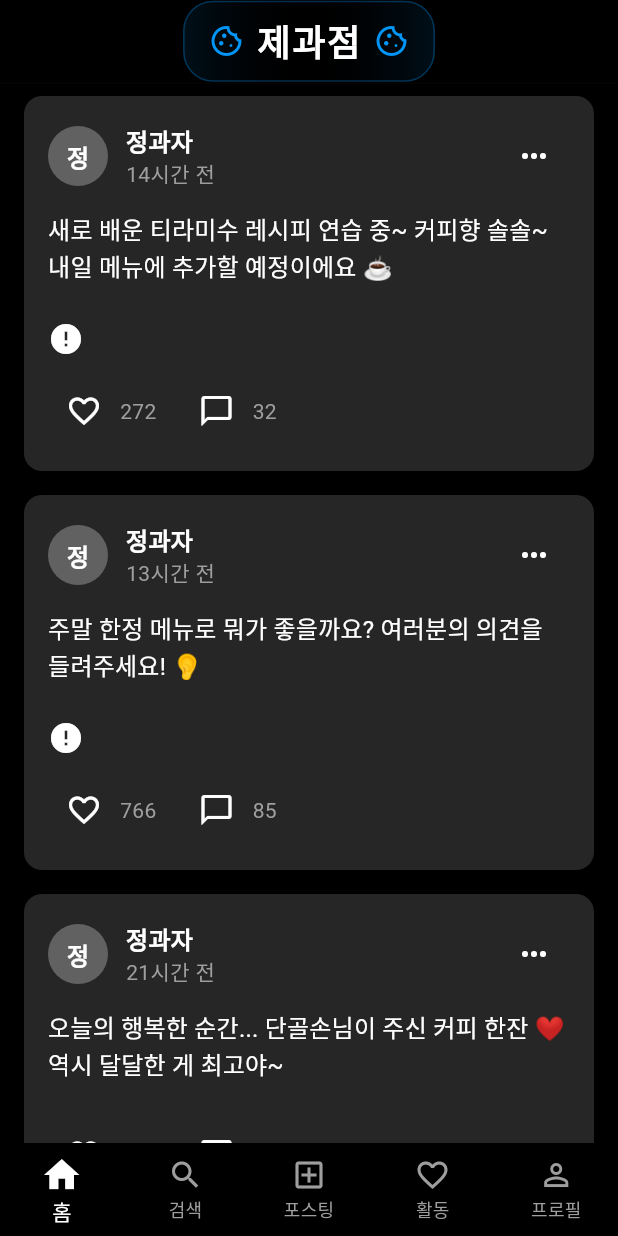
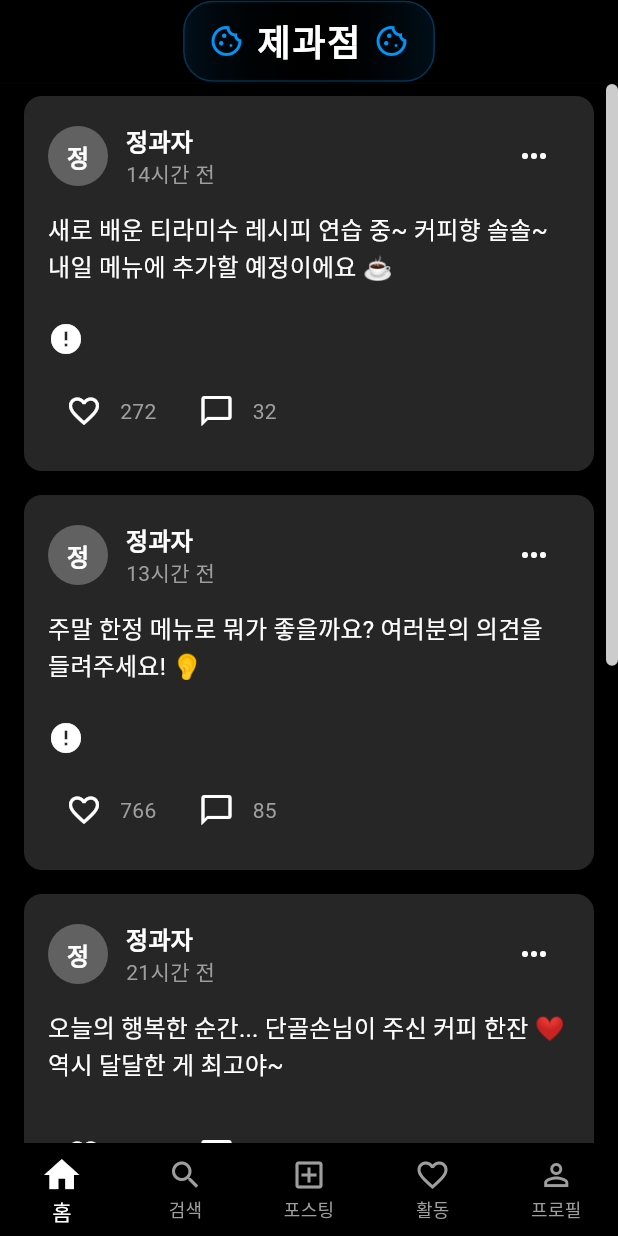
Before and after one commit to theFrostBurn/FFBC_challenge2, a Flutter app: the screen it shows after launch, on a phone screen of 412 x 824 dp. Run offline on Flutter 3.47's test engine with Material 3 defaults, Android fonts, the phone set to English and light mode, and no system bars; drawn by our look-alikes of cached_network_image; our stand-ins replace google_fonts, image_picker, shimmer; network calls fail.

Commit message:
이제 더미 이미지 표시됨

```diff
--- a/lib/features/home/screens/home_screen.dart
+++ b/lib/features/home/screens/home_screen.dart
@@ -2,7 +2,6 @@ import 'dart:math'; // Random 클래스를 위한 import 추가
 import 'package:flutter/material.dart';
 import '../../../shared/models/post.dart';
 import '../widgets/post_card.dart';
-import '../widgets/post_shimmer.dart';
 import '../widgets/fancy_title.dart';
 import '../../../app/theme.dart'; // AppTheme import 추가
 
@@ -87,30 +86,14 @@ class _HomeScreenState extends State<HomeScreen> {
           setState(() => _posts.clear());
           await _loadInitialPosts();
         },
-        child: Theme(
-          data: Theme.of(context).copyWith(
-            scrollbarTheme: ScrollbarThemeData(
-              thumbColor: MaterialStateProperty.all(Colors.grey[600]),
-              trackColor:
-                  MaterialStateProperty.all(Colors.grey[300]?.withOpacity(0.3)),
-              thickness: MaterialStateProperty.all(8),
-              radius: const Radius.circular(4),
-              thumbVisibility: MaterialStateProperty.all(true),
-              trackVisibility: MaterialStateProperty.all(true),
-            ),
-          ),
         child: Scrollbar(
+          controller: _scrollController,
           thickness: 8,
           radius: const Radius.circular(4),
           thumbVisibility: true,
           interactive: true,
-            trackVisibility: true,
-            child: _posts.isEmpty && _isLoading
-                ? ListView.builder(
-                    itemCount: 3,
-                    itemBuilder: (context, index) => const PostShimmer(),
-                  )
-                : ListView.builder(
+          child: ListView.builder(
+            primary: false,
             controller: _scrollController,
             itemCount: _posts.length + (_isLoading ? 1 : 0),
             itemBuilder: (context, index) {
@@ -133,7 +116,6 @@ class _HomeScreenState extends State<HomeScreen> {
                 onReply: () {},
               );
             },
-                  ),
           ),
         ),
       ),
--- a/lib/features/home/widgets/fancy_title.dart
+++ b/lib/features/home/widgets/fancy_title.dart
@@ -26,7 +26,7 @@ class FancyTitle extends StatelessWidget {
       child: Row(
         mainAxisSize: MainAxisSize.min,
         children: [
-          Icon(
+          const Icon(
             Icons.cookie_outlined,
             color: AppTheme.accentColor,
             size: 24,
@@ -42,7 +42,7 @@ class FancyTitle extends StatelessWidget {
             ),
           ),
           const SizedBox(width: 8),
-          Icon(
+          const Icon(
             Icons.cookie_outlined,
             color: AppTheme.accentColor,
             size: 24,
--- a/lib/features/profile/screens/profile_screen.dart
+++ b/lib/features/profile/screens/profile_screen.dart
@@ -56,7 +56,7 @@ class ProfileScreen extends StatelessWidget {
       id: 'p1',
       userId: 'cookiemonster',
       username: 'Cookie Monster',
-      userAvatar: 'https://i.pravatar.cc/150?img=8',
+      userAvatar: 'assets/images/cookie_monster.png',
       content: '오늘의 쿠키 리뷰! 초코칩이 가득한 이 쿠키는 정말 환상적이에요! '
           'OM NOM NOM NOM! 🍪✨\n\n'
           '#쿠키스타그램 #쿠키맛집 #쿠키리뷰 #COOKIEEEEE',
@@ -69,7 +69,7 @@ class ProfileScreen extends StatelessWidget {
       id: 'p2',
       userId: 'cookiemonster',
       username: 'Cookie Monster',
-      userAvatar: 'https://i.pravatar.cc/150?img=8',
+      userAvatar: 'assets/images/cookie_monster.png',
       content: '쿠키가 없어서 슬픈 날... 😭\n'
           '누가 나에게 쿠키를 줄 착한 사람 없나요?\n'
           'ME NEED COOKIE NOW! 🍪\n'
@@ -83,7 +83,7 @@ class ProfileScreen extends StatelessWidget {
       id: 'p3',
       userId: 'cookiemonster',
       username: 'Cookie Monster',
-      userAvatar: 'https://i.pravatar.cc/150?img=8',
+      userAvatar: 'assets/images/cookie_monster.png',
       content: '새로운 쿠키 레시피를 배웠어요! 🧁\n'
           '하지만... 반죽을 다 먹어버렸네요 😅\n'
           'ME SORRY... BUT ME LOVE COOKIE DOUGH TOO!\n'
```
Also changed, not shown: lib/features/activity/screens/activity_screen.dart (+15 -11 lines), 1 other file. Lines whose indentation alone changed are shown as unchanged.
